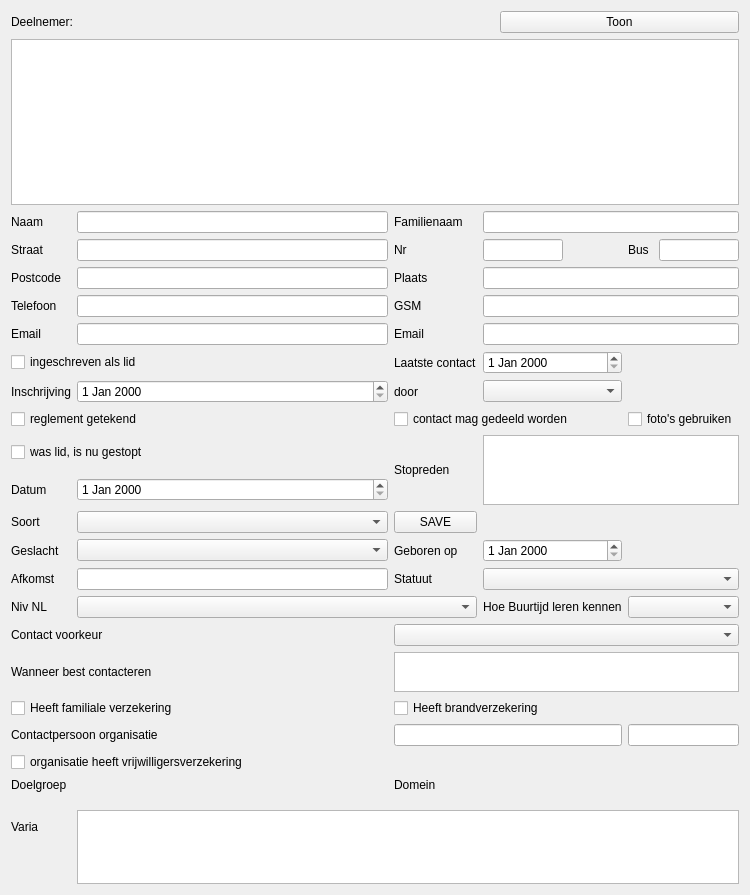
Before: the Qt Designer form buurtijd_deelnemers.ui in vvim/BT_deelnemers, drawn with Qt 5.
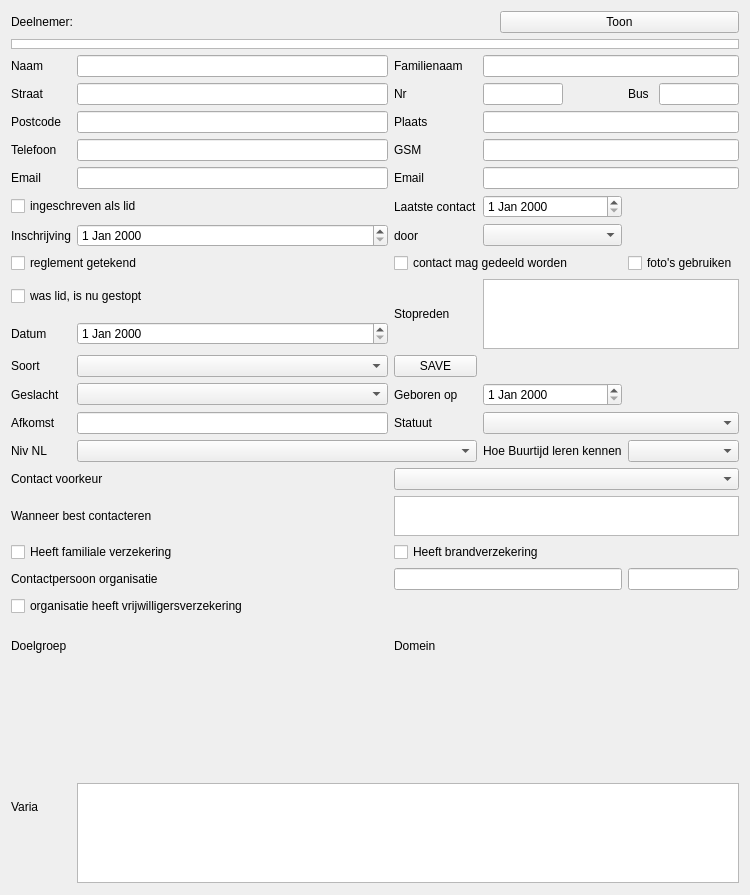
After: the same form once the commit is applied. Custom widgets are drawn as their Qt base class.

Commit message:
Change size of ui->deelnemersTable
the smaller, the better

Diff of the .ui file:
```diff
--- a/buurtijd_deelnemers.ui
+++ b/buurtijd_deelnemers.ui
@@ -36,7 +36,20 @@
     </layout>
    </item>
    <item>
-    <widget class="QTableView" name="deelnemersTable"/>
+    <widget class="QTableView" name="deelnemersTable">
+     <property name="sizePolicy">
+      <sizepolicy hsizetype="Expanding" vsizetype="Fixed">
+       <horstretch>0</horstretch>
+       <verstretch>0</verstretch>
+      </sizepolicy>
+     </property>
+     <property name="maximumSize">
+      <size>
+       <width>16777215</width>
+       <height>10</height>
+      </size>
+     </property>
+    </widget>
    </item>
    <item>
     <layout class="QGridLayout" name="gridLayout">
```
